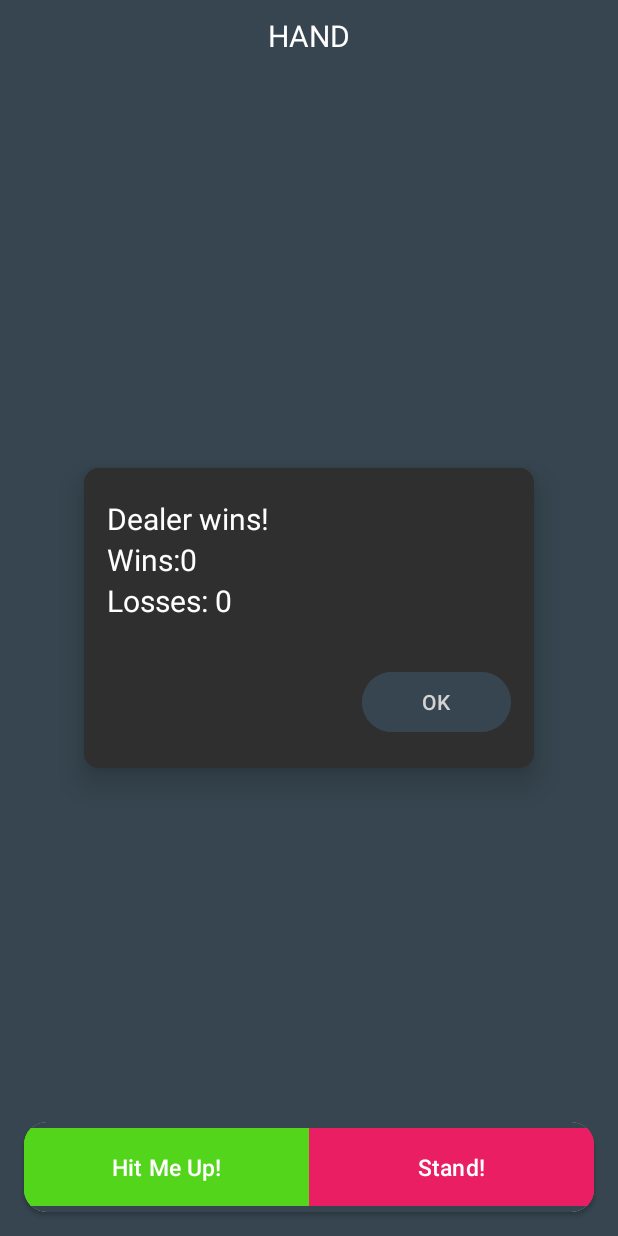
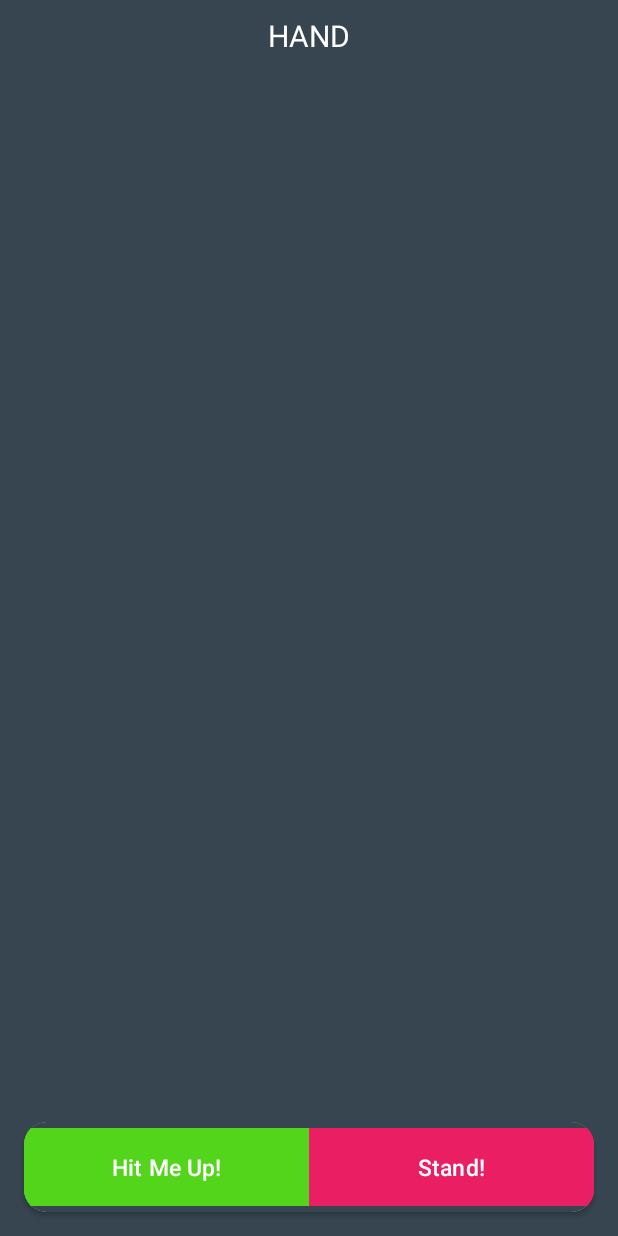
Before and after one commit to dlovans/android-card-game, an Android app: the screen it shows after launch (MainActivity), on a phone screen of 412 x 824 dp. Run offline under Robolectric (Android 15) with nearby library versions, the phone set to English and light mode, and no system bars.

Commit message:
Update blackjack activity UI

```diff
--- a/app/src/main/res/layout/activity_main.xml
+++ b/app/src/main/res/layout/activity_main.xml
@@ -9,6 +9,7 @@
     tools:context=".MainActivity">
 
     <androidx.cardview.widget.CardView
+        android:id="@+id/cv_result"
         android:layout_width="300dp"
         android:layout_height="200dp"
         app:layout_constraintTop_toTopOf="parent"
@@ -18,7 +19,8 @@
         android:backgroundTint="#2F2F2F"
         app:cardCornerRadius="10dp"
         android:padding="10dp"
-        app:cardElevation="12dp">
+        app:cardElevation="12dp"
+        android:visibility="gone">
         <androidx.constraintlayout.widget.ConstraintLayout
             android:layout_width="match_parent"
             android:layout_height="match_parent"
@@ -35,26 +37,8 @@
                 android:text="Dealer wins!"
                 android:textColor="@color/white"
                 android:textSize="20sp"/>
-            <TextView
-                android:id="@+id/tv_wins"
-                android:layout_width="match_parent"
-                android:layout_height="wrap_content"
-                app:layout_constraintTop_toBottomOf="@id/tv_winner"
-                app:layout_constraintStart_toStartOf="parent"
-                android:text="Wins:0"
-                android:textColor="@color/white"
-                android:textSize="20sp"/>
-            <TextView
-                android:id="@+id/tv_losses"
-                android:layout_width="match_parent"
-                android:layout_height="wrap_content"
-                app:layout_constraintTop_toBottomOf="@id/tv_wins"
-                app:layout_constraintStart_toStartOf="parent"
-                android:text="Losses: 0"
-                android:textColor="@color/white"
-                android:textSize="20sp"/>
-
             <com.google.android.material.button.MaterialButton
+                android:id="@+id/btn_restart"
                 android:layout_width="wrap_content"
                 android:layout_height="wrap_content"
                 app:layout_constraintBottom_toBottomOf="parent"
```
